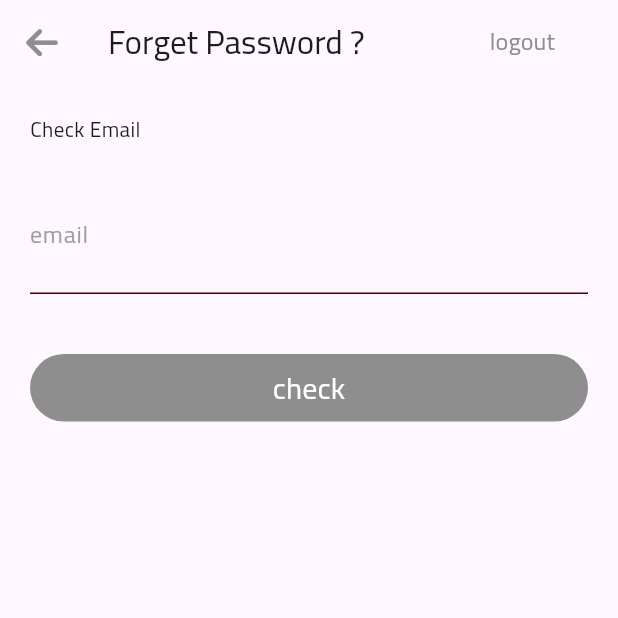
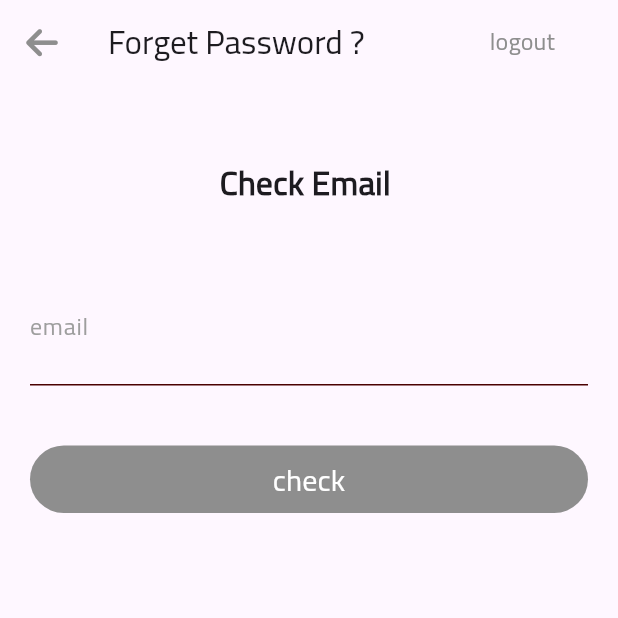
Before and after one commit to abdobassel/Ecommerce_Shop_full, a Flutter app: the ForgetPassword screen opened by its route, on a phone screen of 412 x 824 dp, the top half of it. Run offline on Flutter 3.47's test engine with Material 3 defaults, Android fonts, the phone set to English and light mode, and no system bars; our stand-ins replace dartz, flutter_conditional_rendering, flutter_otp_text_field, fluttertoast, font_awesome_flutter, get and 3 more; accounts and stored records are empty.

```diff
--- a/lib/controller/auth/signup_controller.dart
+++ b/lib/controller/auth/signup_controller.dart
@@ -52,7 +52,10 @@ class SignupControllerImplements extends SignupController {
           // data.addAll(response['data']); // save list here for using after if want
           userSignupData = response['data'];
           print(response['data']['vercode']);
-          Get.offNamed(AppRoutes.verfycode_signup, arguments: userSignupData);
+          Get.offNamed(AppRoutes.verfycode_signup, arguments: {
+            "email": userSignupData['email'],
+            "vercode": userSignupData['vercode'],
+          });
         } else {
           Get.defaultDialog(
             title: 'Error Signup',
--- a/lib/controller/auth/success_signup_controller.dart
+++ b/lib/controller/auth/success_signup_controller.dart
@@ -9,6 +9,6 @@ class SuccessSignupCtrlImpl extends SuccessSignupController {
   @override
   gotoLogin() {
     // TODO: implement gotoLogin
-    Get.offNamed(AppRoutes.login);
+    Get.toNamed(AppRoutes.login);
   }
 }
--- a/lib/view/screens/auth/forget_password.dart
+++ b/lib/view/screens/auth/forget_password.dart
@@ -47,11 +47,22 @@ class ForgetPassword extends StatelessWidget {
         child: Padding(
           padding: const EdgeInsets.all(20),
           child: Form(
-            child:
-                Column(crossAxisAlignment: CrossAxisAlignment.start, children: [
-              Text('Check Email '),
+            child: Column(
+                crossAxisAlignment: CrossAxisAlignment.start,
+                mainAxisAlignment: MainAxisAlignment.spaceBetween,
+                children: [
+                  const SizedBox(
+                    height: 30,
+                  ),
+                  const Center(
+                    child: Text(
+                      'Check Email ',
+                      style:
+                          TextStyle(fontWeight: FontWeight.bold, fontSize: 22),
+                    ),
+                  ),
                   SizedBox(
-                height: 20,
+                    height: 40,
                   ),
                   DefaultTextForm(
                       validate: (value) {
```
Also changed, not shown: lib/controller/auth/very_signup_controller.dart (+10 -7 lines), lib/view/screens/auth/success_signup.dart (+14 -3 lines), lib/view/screens/auth/verfycode_signup.dart (+14 -6 lines). Lines whose indentation alone changed are shown as unchanged.
